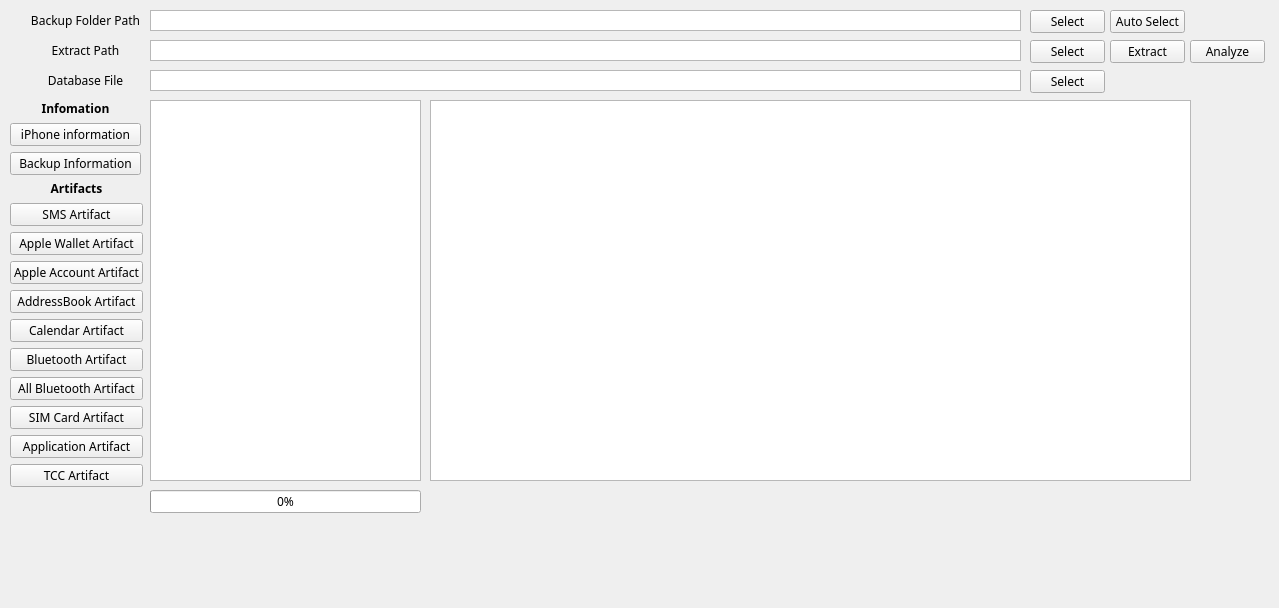
This is gui/main.ui in kim-do-hyeon/iphone-forensics as Qt 5 draws it before an edit. The edited form follows.
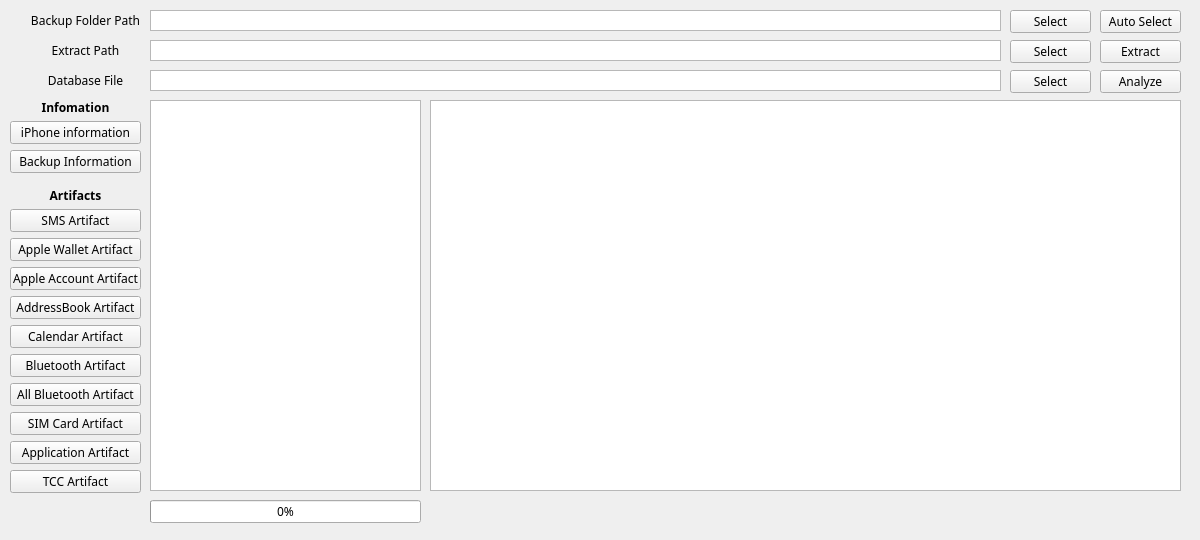
This is the edited form.

Commit message: Applying threads to extraction functions & Bug fix

```diff
--- a/gui/main.ui
+++ b/gui/main.ui
@@ -6,10 +6,22 @@
    <rect>
     <x>0</x>
     <y>0</y>
-    <width>1279</width>
-    <height>608</height>
+    <width>1200</width>
+    <height>540</height>
    </rect>
   </property>
+  <property name="minimumSize">
+   <size>
+    <width>1200</width>
+    <height>540</height>
+   </size>
+  </property>
+  <property name="maximumSize">
+   <size>
+    <width>1200</width>
+    <height>540</height>
+   </size>
+  </property>
   <property name="font">
    <font>
     <family>맑은 고딕</family>
@@ -23,9 +35,9 @@
    <widget class="QPushButton" name="folder_select_btn">
     <property name="geometry">
      <rect>
-      <x>1030</x>
+      <x>1010</x>
       <y>10</y>
-      <width>75</width>
+      <width>81</width>
       <height>23</height>
      </rect>
     </property>
@@ -36,9 +48,9 @@
    <widget class="QPushButton" name="extract_btn">
     <property name="geometry">
      <rect>
-      <x>1110</x>
+      <x>1100</x>
       <y>40</y>
-      <width>75</width>
+      <width>81</width>
       <height>23</height>
      </rect>
     </property>
@@ -70,8 +82,8 @@
      <rect>
       <x>430</x>
       <y>100</y>
-      <width>761</width>
-      <height>381</height>
+      <width>751</width>
+      <height>391</height>
      </rect>
     </property>
    </widget>
@@ -81,7 +93,7 @@
       <x>150</x>
       <y>100</y>
       <width>271</width>
-      <height>381</height>
+      <height>391</height>
      </rect>
     </property>
     <property name="readOnly">
@@ -107,9 +119,9 @@
    <widget class="QPushButton" name="db_path_select_btn">
     <property name="geometry">
      <rect>
-      <x>1030</x>
+      <x>1010</x>
       <y>70</y>
-      <width>75</width>
+      <width>81</width>
       <height>23</height>
      </rect>
     </property>
@@ -136,9 +148,9 @@
    <widget class="QPushButton" name="extract_select_btn">
     <property name="geometry">
      <rect>
-      <x>1030</x>
+      <x>1010</x>
       <y>40</y>
-      <width>75</width>
+      <width>81</width>
       <height>23</height>
      </rect>
     </property>
@@ -149,9 +161,9 @@
    <widget class="QPushButton" name="auto_select_btn">
     <property name="geometry">
      <rect>
-      <x>1110</x>
+      <x>1100</x>
       <y>10</y>
-      <width>75</width>
+      <width>81</width>
       <height>23</height>
      </rect>
     </property>
@@ -164,7 +176,7 @@
      <rect>
       <x>150</x>
       <y>10</y>
-      <width>871</width>
+      <width>851</width>
       <height>21</height>
      </rect>
     </property>
@@ -189,7 +201,7 @@
      <rect>
       <x>150</x>
       <y>40</y>
-      <width>871</width>
+      <width>851</width>
       <height>21</height>
      </rect>
     </property>
@@ -214,7 +226,7 @@
      <rect>
       <x>150</x>
       <y>70</y>
-      <width>871</width>
+      <width>851</width>
       <height>21</height>
      </rect>
     </property>
@@ -238,7 +250,7 @@
     <property name="geometry">
      <rect>
       <x>150</x>
-      <y>490</y>
+      <y>500</y>
       <width>271</width>
       <height>23</height>
      </rect>
@@ -247,18 +259,54 @@
      <number>0</number>
     </property>
    </widget>
-   <widget class="QWidget" name="verticalLayoutWidget">
+   <widget class="QPushButton" name="analyze_btn">
+    <property name="geometry">
+     <rect>
+      <x>1100</x>
+      <y>70</y>
+      <width>81</width>
+      <height>23</height>
+     </rect>
+    </property>
+    <property name="text">
+     <string>Analyze</string>
+    </property>
+   </widget>
+   <widget class="QLabel" name="processing_label">
+    <property name="geometry">
+     <rect>
+      <x>430</x>
+      <y>500</y>
+      <width>761</width>
+      <height>20</height>
+     </rect>
+    </property>
+    <property name="text">
+     <string/>
+    </property>
+   </widget>
+   <widget class="QPushButton" name="backup_information_btn">
     <property name="geometry">
      <rect>
       <x>10</x>
-      <y>100</y>
+      <y>150</y>
       <width>131</width>
-      <height>75</height>
+      <height>23</height>
      </rect>
     </property>
-    <layout class="QVBoxLayout" name="verticalLayout_informaton">
-     <item>
+    <property name="text">
+     <string>Backup Information</string>
+    </property>
+   </widget>
       <widget class="QLabel" name="information_label">
+    <property name="geometry">
+     <rect>
+      <x>10</x>
+      <y>100</y>
+      <width>131</width>
+      <height>15</height>
+     </rect>
+    </property>
        <property name="font">
         <font>
          <weight>75</weight>
@@ -272,145 +320,169 @@
         <set>Qt::AlignCenter</set>
        </property>
       </widget>
-     </item>
-     <item>
       <widget class="QPushButton" name="iphone_information_btn">
+    <property name="geometry">
+     <rect>
+      <x>10</x>
+      <y>121</y>
+      <width>131</width>
+      <height>23</height>
+     </rect>
+    </property>
        <property name="text">
         <string>iPhone information</string>
        </property>
       </widget>
-     </item>
-     <item>
-      <widget class="QPushButton" name="backup_information_btn">
+   <widget class="QPushButton" name="tcc_btn">
+    <property name="geometry">
+     <rect>
+      <x>10</x>
+      <y>470</y>
+      <width>131</width>
+      <height>23</height>
+     </rect>
+    </property>
        <property name="text">
-        <string>Backup Information</string>
-       </property>
-      </widget>
-     </item>
-    </layout>
-   </widget>
-   <widget class="QWidget" name="verticalLayoutWidget_2">
+     <string>TCC Artifact</string>
+    </property>
+   </widget>
+   <widget class="QPushButton" name="bluetooth_all_btn">
     <property name="geometry">
      <rect>
       <x>10</x>
-      <y>180</y>
-      <width>133</width>
-      <height>307</height>
+      <y>383</y>
+      <width>131</width>
+      <height>23</height>
      </rect>
     </property>
-    <layout class="QVBoxLayout" name="verticalLayout_artifacts">
-     <item>
-      <widget class="QLabel" name="artifacts_label">
-       <property name="font">
-        <font>
-         <weight>75</weight>
-         <bold>true</bold>
-        </font>
-       </property>
        <property name="text">
-        <string>Artifacts</string>
-       </property>
-       <property name="alignment">
-        <set>Qt::AlignCenter</set>
-       </property>
-      </widget>
-     </item>
-     <item>
+     <string>All Bluetooth Artifact</string>
+    </property>
+   </widget>
+   <widget class="QPushButton" name="application_btn">
+    <property name="geometry">
+     <rect>
+      <x>10</x>
+      <y>441</y>
+      <width>131</width>
+      <height>23</height>
+     </rect>
+    </property>
+    <property name="text">
+     <string>Application Artifact</string>
+    </property>
+   </widget>
       <widget class="QPushButton" name="sms_btn">
+    <property name="geometry">
+     <rect>
+      <x>10</x>
+      <y>209</y>
+      <width>131</width>
+      <height>23</height>
+     </rect>
+    </property>
        <property name="text">
         <string>SMS Artifact</string>
        </property>
       </widget>
-     </item>
-     <item>
+   <widget class="QLabel" name="artifacts_label">
+    <property name="geometry">
+     <rect>
+      <x>10</x>
+      <y>188</y>
+      <width>131</width>
+      <height>15</height>
+     </rect>
+    </property>
+    <property name="font">
+     <font>
+      <weight>75</weight>
+      <bold>true</bold>
+     </font>
+    </property>
+    <property name="text">
+     <string>Artifacts</string>
+    </property>
+    <property name="alignment">
+     <set>Qt::AlignCenter</set>
+    </property>
+   </widget>
       <widget class="QPushButton" name="wallet_pass_btn">
+    <property name="geometry">
+     <rect>
+      <x>10</x>
+      <y>238</y>
+      <width>131</width>
+      <height>23</height>
+     </rect>
+    </property>
        <property name="text">
         <string>Apple Wallet Artifact</string>
        </property>
       </widget>
-     </item>
-     <item>
+   <widget class="QPushButton" name="simcard_btn">
+    <property name="geometry">
+     <rect>
+      <x>10</x>
+      <y>412</y>
+      <width>131</width>
+      <height>23</height>
+     </rect>
+    </property>
+    <property name="text">
+     <string>SIM Card Artifact</string>
+    </property>
+   </widget>
       <widget class="QPushButton" name="appleaccount_btn">
+    <property name="geometry">
+     <rect>
+      <x>10</x>
+      <y>267</y>
+      <width>131</width>
+      <height>23</height>
+     </rect>
+    </property>
        <property name="text">
         <string>Apple Account Artifact</string>
        </property>
       </widget>
-     </item>
-     <item>
+   <widget class="QPushButton" name="bluetooth_btn">
+    <property name="geometry">
+     <rect>
+      <x>10</x>
+      <y>354</y>
+      <width>131</width>
+      <height>23</height>
+     </rect>
+    </property>
+    <property name="text">
+     <string>Bluetooth Artifact</string>
+    </property>
+   </widget>
       <widget class="QPushButton" name="addressbook_btn">
+    <property name="geometry">
+     <rect>
+      <x>10</x>
+      <y>296</y>
+      <width>131</width>
+      <height>23</height>
+     </rect>
+    </property>
        <property name="text">
         <string>AddressBook Artifact</string>
        </property>
       </widget>
-     </item>
-     <item>
       <widget class="QPushButton" name="calendar_btn">
+    <property name="geometry">
+     <rect>
+      <x>10</x>
+      <y>325</y>
+      <width>131</width>
+      <height>23</height>
+     </rect>
+    </property>
        <property name="text">
         <string>Calendar Artifact</string>
-       </property>
-      </widget>
-     </item>
-     <item>
-      <widget class="QPushButton" name="bluetooth_btn">
-       <property name="text">
-        <string>Bluetooth Artifact</string>
-       </property>
-      </widget>
-     </item>
-     <item>
-      <widget class="QPushButton" name="bluetooth_all_btn">
-       <property name="text">
-        <string>All Bluetooth Artifact</string>
-       </property>
-      </widget>
-     </item>
-     <item>
-      <widget class="QPushButton" name="simcard_btn">
-       <property name="text">
-        <string>SIM Card Artifact</string>
-       </property>
-      </widget>
-     </item>
-     <item>
-      <widget class="QPushButton" name="application_btn">
-       <property name="text">
-        <string>Application Artifact</string>
-       </property>
-      </widget>
-     </item>
-     <item>
-      <widget class="QPushButton" name="tcc_btn">
-       <property name="text">
-        <string>TCC Artifact</string>
-       </property>
-      </widget>
-     </item>
-    </layout>
-   </widget>
-   <widget class="QPushButton" name="analyze_btn">
-    <property name="geometry">
-     <rect>
-      <x>1190</x>
-      <y>40</y>
-      <width>75</width>
-      <height>23</height>
-     </rect>
-    </property>
-    <property name="text">
-     <string>Analyze</string>
-    </property>
-   </widget>
-   <widget class="QLabel" name="processing_label">
-    <property name="geometry">
-     <rect>
-      <x>430</x>
-      <y>492</y>
-      <width>761</width>
-      <height>20</height>
-     </rect>
-    </property>
-    <property name="text">
-     <string/>
     </property>
    </widget>
   </widget>
```
Lines whose indentation alone changed are shown as unchanged. The commit also changes 2 other files.
